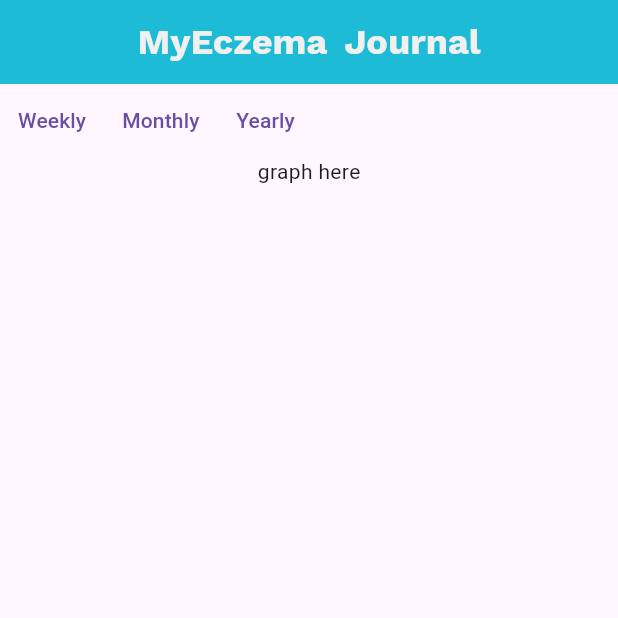
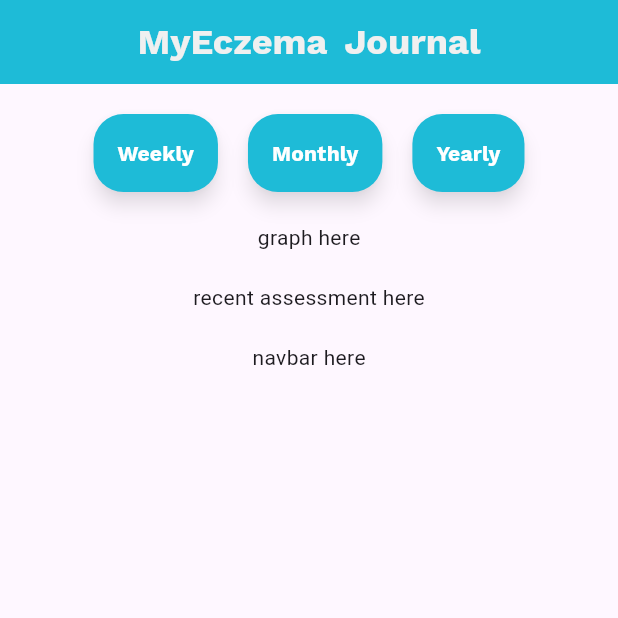
Before and after one commit to SyukriDzulkarnin/mejfyp, a Flutter app: the screen it shows after launch, on a phone screen of 412 x 824 dp, the top half of it. Run offline on Flutter 3.47's test engine with Material 3 defaults, Android fonts, the light colour scheme and no system bars; our stand-ins replace google_fonts.

Commit message:
added homepage template

```diff
--- a/lib/main.dart
+++ b/lib/main.dart
@@ -31,10 +31,16 @@ class _HomePageState extends State<HomePage> {
           backgroundColor: AppColors.primaryColor,
           centerTitle: true,
         ),
-        body: Column(
+        body: const Column(
           children: [
+            SizedBox(height: 20),
             DateButton(),
+            SizedBox(height: 20),
             GraphSevere(),
+            SizedBox(height: 20),
+            RecentAssessmentHistory(),
+            SizedBox(height: 20),
+            BottomNavBar(),
           ],
         ));
   }
@@ -51,20 +57,77 @@ class _DateButtonState extends State<DateButton> {
   @override
   Widget build(BuildContext context) {
     return Row(
+      mainAxisAlignment: MainAxisAlignment.center,
       children: [
         OverflowBar(
           children: [
-            TextButton(
-              child: const Text('Weekly'),
+            ElevatedButton(
               onPressed: () {},
+              style: ElevatedButton.styleFrom(
+                backgroundColor: AppColors.primaryColor,
+                shape: RoundedRectangleBorder(
+                  borderRadius: BorderRadius.circular(20),
+                ),
+                padding:
+                    const EdgeInsets.symmetric(horizontal: 16, vertical: 16),
+                elevation: 5,
+                shadowColor: Colors.black.withOpacity(0.5),
+              ),
+              child: Text(
+                'Weekly',
+                style: GoogleFonts.workSans(
+                  textStyle: const TextStyle(
+                    color: Colors.white,
+                    fontWeight: FontWeight.bold,
+                  ),
+                ),
+              ),
             ),
-            TextButton(
-              child: const Text('Monthly'),
+            const SizedBox(width: 20),
+            ElevatedButton(
               onPressed: () {},
+              style: ElevatedButton.styleFrom(
+                backgroundColor: AppColors.primaryColor,
+                shape: RoundedRectangleBorder(
+                  borderRadius: BorderRadius.circular(20),
+                ),
+                padding:
+                    const EdgeInsets.symmetric(horizontal: 16, vertical: 16),
+                elevation: 5,
+                shadowColor: Colors.black.withOpacity(0.5),
+              ),
+              child: Text(
+                'Monthly',
+                style: GoogleFonts.workSans(
+                  textStyle: const TextStyle(
+                    color: Colors.white,
+                    fontWeight: FontWeight.bold,
+                  ),
+                ),
+              ),
             ),
-            TextButton(
-              child: const Text('Yearly'),
+            const SizedBox(width: 20),
+            ElevatedButton(
               onPressed: () {},
+              style: ElevatedButton.styleFrom(
+                backgroundColor: AppColors.primaryColor,
+                shape: RoundedRectangleBorder(
+                  borderRadius: BorderRadius.circular(20),
+                ),
+                padding:
+                    const EdgeInsets.symmetric(horizontal: 16, vertical: 16),
+                elevation: 5,
+                shadowColor: Colors.black.withOpacity(0.5),
+              ),
+              child: Text(
+                'Yearly',
+                style: GoogleFonts.workSans(
+                  textStyle: const TextStyle(
+                    color: Colors.white,
+                    fontWeight: FontWeight.bold,
+                  ),
+                ),
+              ),
             ),
           ],
         )
@@ -73,11 +136,45 @@ class _DateButtonState extends State<DateButton> {
   }
 }
 
-class GraphSevere extends StatelessWidget {
+class GraphSevere extends StatefulWidget {
   const GraphSevere({super.key});
 
+  @override
+  State<GraphSevere> createState() => _GraphSevereState();
+}
+
+class _GraphSevereState extends State<GraphSevere> {
   @override
   Widget build(BuildContext context) {
     return const Text('graph here');
   }
 }
+
+class RecentAssessmentHistory extends StatefulWidget {
+  const RecentAssessmentHistory({super.key});
+
+  @override
+  State<RecentAssessmentHistory> createState() =>
+      _RecentAssessmentHistoryState();
+}
+
+class _RecentAssessmentHistoryState extends State<RecentAssessmentHistory> {
+  @override
+  Widget build(BuildContext context) {
+    return const Text('recent assessment here');
+  }
+}
+
+class BottomNavBar extends StatefulWidget {
+  const BottomNavBar({super.key});
+
+  @override
+  State<BottomNavBar> createState() => _BottomNavBarState();
+}
+
+class _BottomNavBarState extends State<BottomNavBar> {
+  @override
+  Widget build(BuildContext context) {
+    return const Text('navbar here');
+  }
+}
```
